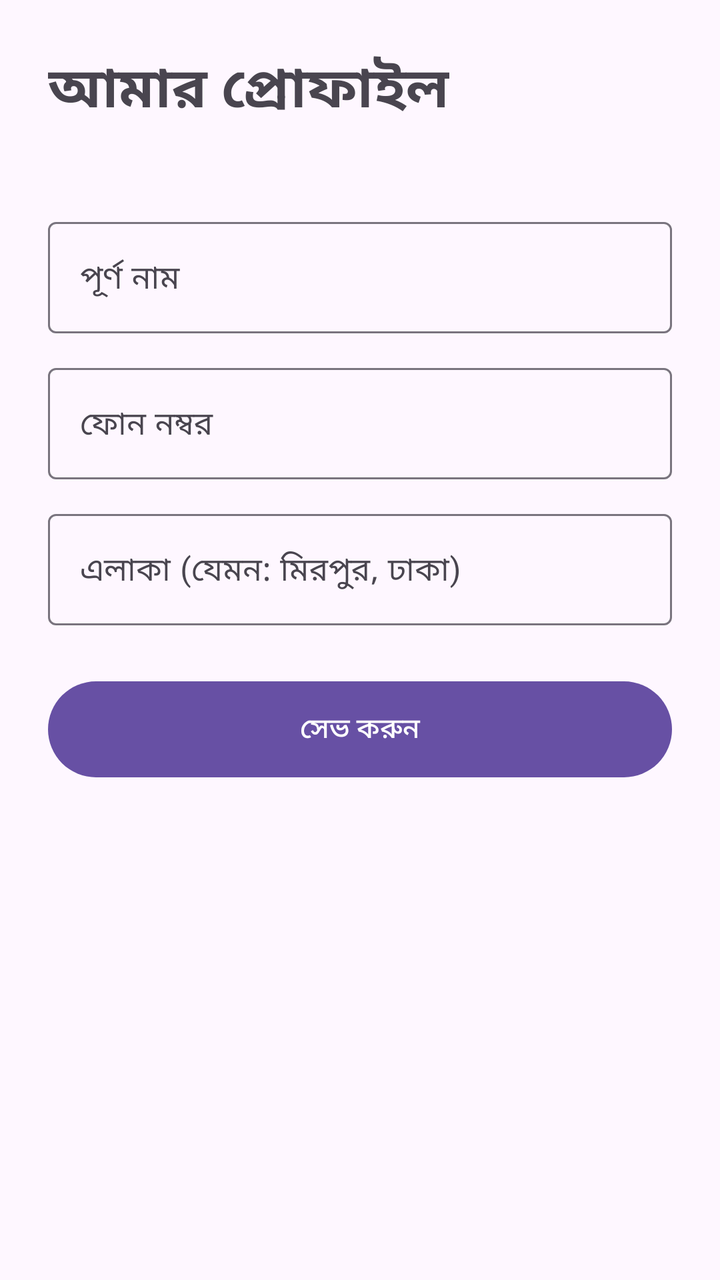
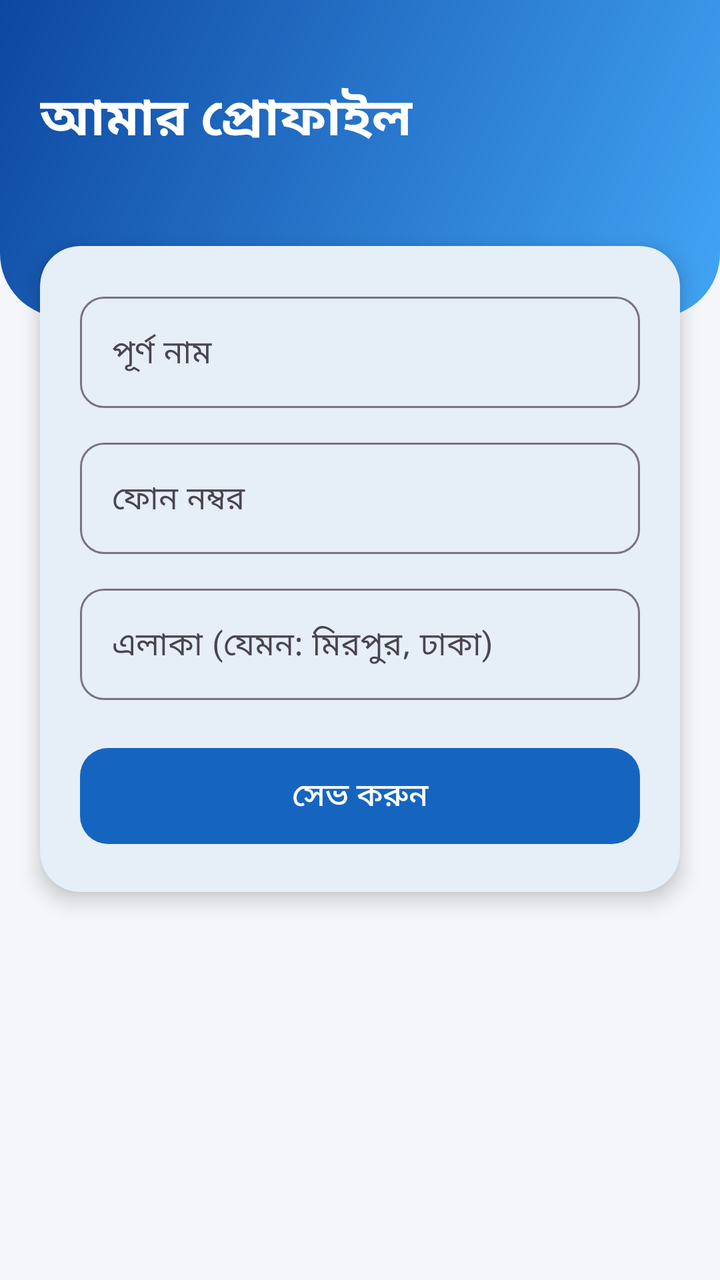

Compare the two renders of this Android layout. The source of the first and the diff that turns it into the second are given below.
<!-- AndroidManifest.xml: application theme Theme.TuitionFinder -->
<!-- res/layout/activity_profile.xml -->
<?xml version="1.0" encoding="utf-8"?>
<ScrollView xmlns:android="http://schemas.android.com/apk/res/android"
    xmlns:app="http://schemas.android.com/apk/res-auto"
    android:layout_width="match_parent"
    android:layout_height="match_parent"
    android:fillViewport="true">

    <LinearLayout
        android:layout_width="match_parent"
        android:layout_height="wrap_content"
        android:orientation="vertical"
        android:padding="24dp">

        <TextView
            android:id="@+id/tvTitle"
            android:layout_width="wrap_content"
            android:layout_height="wrap_content"
            android:text="আমার প্রোফাইল"
            android:textSize="28sp"
            android:textStyle="bold" />

        <TextView
            android:id="@+id/tvRoleInfo"
            android:layout_width="wrap_content"
            android:layout_height="wrap_content"
            android:layout_marginTop="4dp"
            android:layout_marginBottom="16dp"
            android:textSize="15sp" />

        <TextView
            android:id="@+id/tvRating"
            android:layout_width="wrap_content"
            android:layout_height="wrap_content"
            android:layout_marginBottom="12dp"
            android:textColor="#EF6C00"
            android:textSize="16sp"
            android:textStyle="bold"
            android:visibility="gone" />

        

        <com.google.android.material.textfield.TextInputLayout
            android:layout_width="match_parent"
            android:layout_height="wrap_content"
            android:hint="পূর্ণ নাম">

            <com.google.android.material.textfield.TextInputEditText
                android:id="@+id/etName"
                android:layout_width="match_parent"
                android:layout_height="wrap_content"
                android:inputType="textPersonName" />
        </com.google.android.material.textfield.TextInputLayout>

        <com.google.android.material.textfield.TextInputLayout
            android:layout_width="match_parent"
            android:layout_height="wrap_content"
            android:layout_marginTop="12dp"
            android:hint="ফোন নম্বর">

            <com.google.android.material.textfield.TextInputEditText
                android:id="@+id/etPhone"
                android:layout_width="match_parent"
                android:layout_height="wrap_content"
                android:inputType="phone" />
        </com.google.android.material.textfield.TextInputLayout>

        <com.google.android.material.textfield.TextInputLayout
            android:layout_width="match_parent"
            android:layout_height="wrap_content"
            android:layout_marginTop="12dp"
            android:hint="এলাকা (যেমন: মিরপুর, ঢাকা)">

            <com.google.android.material.textfield.TextInputEditText
                android:id="@+id/etArea"
                android:layout_width="match_parent"
                android:layout_height="wrap_content"
                android:inputType="text" />
        </com.google.android.material.textfield.TextInputLayout>

        

        <LinearLayout
            android:id="@+id/layoutTutor"
            android:layout_width="match_parent"
            android:layout_height="wrap_content"
            android:orientation="vertical"
            android:visibility="gone">

            <TextView
                android:layout_width="wrap_content"
                android:layout_height="wrap_content"
                android:layout_marginTop="16dp"
                android:text="জেন্ডার"
                android:textSize="16sp" />

            <RadioGroup
                android:id="@+id/rgGender"
                android:layout_width="match_parent"
                android:layout_height="wrap_content"
                android:orientation="horizontal">

                <RadioButton
                    android:id="@+id/rbMale"
                    android:layout_width="0dp"
                    android:layout_height="wrap_content"
                    android:layout_weight="1"
                    android:checked="true"
                    android:text="পুরুষ" />

                <RadioButton
                    android:id="@+id/rbFemale"
                    android:layout_width="0dp"
                    android:layout_height="wrap_content"
                    android:layout_weight="1"
                    android:text="মহিলা" />
            </RadioGroup>

            <com.google.android.material.textfield.TextInputLayout
                android:layout_width="match_parent"
                android:layout_height="wrap_content"
                android:layout_marginTop="8dp"
                android:hint="শিক্ষাগত যোগ্যতা (যেমন: BSc CSE, ঢাকা বিশ্ববিদ্যালয়)">

                <com.google.android.material.textfield.TextInputEditText
                    android:id="@+id/etEducation"
                    android:layout_width="match_parent"
                    android:layout_height="wrap_content"
                    android:inputType="text" />
            </com.google.android.material.textfield.TextInputLayout>

            <com.google.android.material.textfield.TextInputLayout
                android:layout_width="match_parent"
                android:layout_height="wrap_content"
                android:layout_marginTop="12dp"
                android:hint="যেসব বিষয় পড়ান (কমা দিয়ে: গণিত, ইংরেজি, পদার্থ)">

                <com.google.android.material.textfield.TextInputEditText
                    android:id="@+id/etSubjects"
                    android:layout_width="match_parent"
                    android:layout_height="wrap_content"
                    android:inputType="text" />
            </com.google.android.material.textfield.TextInputLayout>

            <com.google.android.material.textfield.TextInputLayout
                android:layout_width="match_parent"
                android:layout_height="wrap_content"
                android:layout_marginTop="12dp"
                android:hint="কোন ক্লাস পড়ান (যেমন: ৬-১০, SSC, HSC)">

                <com.google.android.material.textfield.TextInputEditText
                    android:id="@+id/etClasses"
                    android:layout_width="match_parent"
                    android:layout_height="wrap_content"
                    android:inputType="text" />
            </com.google.android.material.textfield.TextInputLayout>

            <com.google.android.material.textfield.TextInputLayout
                android:layout_width="match_parent"
                android:layout_height="wrap_content"
                android:layout_marginTop="12dp"
                android:hint="অভিজ্ঞতা (কত বছর)">

                <com.google.android.material.textfield.TextInputEditText
                    android:id="@+id/etExperience"
                    android:layout_width="match_parent"
                    android:layout_height="wrap_content"
                    android:inputType="number" />
            </com.google.android.material.textfield.TextInputLayout>

            <com.google.android.material.textfield.TextInputLayout
                android:layout_width="match_parent"
                android:layout_height="wrap_content"
                android:layout_marginTop="12dp"
                android:hint="প্রত্যাশিত মাসিক বেতন (টাকা)">

                <com.google.android.material.textfield.TextInputEditText
                    android:id="@+id/etSalary"
                    android:layout_width="match_parent"
                    android:layout_height="wrap_content"
                    android:inputType="number" />
            </com.google.android.material.textfield.TextInputLayout>

            <com.google.android.material.textfield.TextInputLayout
                android:layout_width="match_parent"
                android:layout_height="wrap_content"
                android:layout_marginTop="12dp"
                android:hint="নিজের সম্পর্কে কিছু লিখুন">

                <com.google.android.material.textfield.TextInputEditText
                    android:id="@+id/etBio"
                    android:layout_width="match_parent"
                    android:layout_height="wrap_content"
                    android:gravity="top"
                    android:inputType="textMultiLine"
                    android:minLines="3" />
            </com.google.android.material.textfield.TextInputLayout>
        </LinearLayout>

        <Button
            android:id="@+id/btnSave"
            android:layout_width="match_parent"
            android:layout_height="56dp"
            android:layout_marginTop="24dp"
            android:text="সেভ করুন" />

        <ProgressBar
            android:id="@+id/progressBar"
            android:layout_width="wrap_content"
            android:layout_height="wrap_content"
            android:layout_gravity="center_horizontal"
            android:layout_marginTop="16dp"
            android:visibility="gone" />
    </LinearLayout>
</ScrollView>
<!-- resources referenced by this layout -->
<resources>
  <style name="Theme.TuitionFinder" parent="Base.Theme.TuitionFinder" />
  <style name="Base.Theme.TuitionFinder" parent="Theme.Material3.DayNight.NoActionBar">
          
          
      </style>
</resources>

<!-- the commit's change to res/layout/activity_profile.xml (unified diff, before → after) -->
@@ -3,212 +3,281 @@
     xmlns:app="http://schemas.android.com/apk/res-auto"
     android:layout_width="match_parent"
     android:layout_height="match_parent"
+    android:background="@color/background"
     android:fillViewport="true">
 
     <LinearLayout
         android:layout_width="match_parent"
         android:layout_height="wrap_content"
-        android:orientation="vertical"
-        android:padding="24dp">
-
-        <TextView
-            android:id="@+id/tvTitle"
-            android:layout_width="wrap_content"
-            android:layout_height="wrap_content"
-            android:text="আমার প্রোফাইল"
-            android:textSize="28sp"
-            android:textStyle="bold" />
-
-        <TextView
-            android:id="@+id/tvRoleInfo"
-            android:layout_width="wrap_content"
-            android:layout_height="wrap_content"
-            android:layout_marginTop="4dp"
-            android:layout_marginBottom="16dp"
-            android:textSize="15sp" />
-
-        <TextView
-            android:id="@+id/tvRating"
-            android:layout_width="wrap_content"
-            android:layout_height="wrap_content"
-            android:layout_marginBottom="12dp"
-            android:textColor="#EF6C00"
-            android:textSize="16sp"
-            android:textStyle="bold"
-            android:visibility="gone" />
-
-        
-
-        <com.google.android.material.textfield.TextInputLayout
+        android:orientation="vertical">
+
+        <LinearLayout
             android:layout_width="match_parent"
             android:layout_height="wrap_content"
-            android:hint="পূর্ণ নাম">
-
-            <com.google.android.material.textfield.TextInputEditText
-                android:id="@+id/etName"
-                android:layout_width="match_parent"
-                android:layout_height="wrap_content"
-                android:inputType="textPersonName" />
-        </com.google.android.material.textfield.TextInputLayout>
-
-        <com.google.android.material.textfield.TextInputLayout
+            android:background="@drawable/bg_header"
+            android:orientation="vertical"
+            android:paddingStart="20dp"
+            android:paddingTop="40dp"
+            android:paddingEnd="20dp"
+            android:paddingBottom="56dp">
+
+            <TextView
+                android:id="@+id/tvTitle"
+                android:layout_width="wrap_content"
+                android:layout_height="wrap_content"
+                android:text="আমার প্রোফাইল"
+                android:textColor="@color/white"
+                android:textSize="26sp"
+                android:textStyle="bold" />
+
+            <TextView
+                android:id="@+id/tvRoleInfo"
+                android:layout_width="wrap_content"
+                android:layout_height="wrap_content"
+                android:layout_marginTop="4dp"
+                android:textColor="#E3F2FD"
+                android:textSize="15sp" />
+
+            <TextView
+                android:id="@+id/tvRating"
+                android:layout_width="wrap_content"
+                android:layout_height="wrap_content"
+                android:layout_marginTop="6dp"
+                android:textColor="#FFE082"
+                android:textSize="16sp"
+                android:textStyle="bold"
+                android:visibility="gone" />
+        </LinearLayout>
+
+        <com.google.android.material.card.MaterialCardView
             android:layout_width="match_parent"
             android:layout_height="wrap_content"
-            android:layout_marginTop="12dp"
-            android:hint="ফোন নম্বর">
-
-            <com.google.android.material.textfield.TextInputEditText
-                android:id="@+id/etPhone"
+            android:layout_marginStart="20dp"
+            android:layout_marginTop="-36dp"
+            android:layout_marginEnd="20dp"
+            android:layout_marginBottom="24dp"
+            app:cardBackgroundColor="@color/white"
+            app:cardCornerRadius="20dp"
+            app:cardElevation="6dp"
+            app:strokeWidth="0dp">
+
+            <LinearLayout
                 android:layout_width="match_parent"
                 android:layout_height="wrap_content"
-                android:inputType="phone" />
-        </com.google.android.material.textfield.TextInputLayout>
-
-        <com.google.android.material.textfield.TextInputLayout
-            android:layout_width="match_parent"
-            android:layout_height="wrap_content"
-            android:layout_marginTop="12dp"
-            android:hint="এলাকা (যেমন: মিরপুর, ঢাকা)">
-
-            <com.google.android.material.textfield.TextInputEditText
-                android:id="@+id/etArea"
-                android:layout_width="match_parent"
-                android:layout_height="wrap_content"
-                android:inputType="text" />
-        </com.google.android.material.textfield.TextInputLayout>
-
-        
-
-        <LinearLayout
-            android:id="@+id/layoutTutor"
-            android:layout_width="match_parent"
-            android:layout_height="wrap_content"
-            android:orientation="vertical"
-            android:visibility="gone">
-
-            <TextView
-                android:layout_width="wrap_content"
-                android:layout_height="wrap_content"
-                android:layout_marginTop="16dp"
-                android:text="জেন্ডার"
-                android:textSize="16sp" />
-
-            <RadioGroup
-                android:id="@+id/rgGender"
-                android:layout_width="match_parent"
-                android:layout_height="wrap_content"
-                android:orientation="horizontal">
-
-                <RadioButton
-                    android:id="@+id/rbMale"
-                    android:layout_width="0dp"
-                    android:layout_height="wrap_content"
-                    android:layout_weight="1"
-                    android:checked="true"
-                    android:text="পুরুষ" />
-
-                <RadioButton
-                    android:id="@+id/rbFemale"
-                    android:layout_width="0dp"
-                    android:layout_height="wrap_content"
-                    android:layout_weight="1"
-                    android:text="মহিলা" />
-            </RadioGroup>
-
-            <com.google.android.material.textfield.TextInputLayout
-                android:layout_width="match_parent"
-                android:layout_height="wrap_content"
-                android:layout_marginTop="8dp"
-                android:hint="শিক্ষাগত যোগ্যতা (যেমন: BSc CSE, ঢাকা বিশ্ববিদ্যালয়)">
-
-                <com.google.android.material.textfield.TextInputEditText
-                    android:id="@+id/etEducation"
-                    android:layout_width="match_parent"
-                    android:layout_height="wrap_content"
-                    android:inputType="text" />
-            </com.google.android.material.textfield.TextInputLayout>
-
-            <com.google.android.material.textfield.TextInputLayout
-                android:layout_width="match_parent"
-                android:layout_height="wrap_content"
-                android:layout_marginTop="12dp"
-                android:hint="যেসব বিষয় পড়ান (কমা দিয়ে: গণিত, ইংরেজি, পদার্থ)">
-
-                <com.google.android.material.textfield.TextInputEditText
-                    android:id="@+id/etSubjects"
-                    android:layout_width="match_parent"
-                    android:layout_height="wrap_content"
-                    android:inputType="text" />
-            </com.google.android.material.textfield.TextInputLayout>
-
-            <com.google.android.material.textfield.TextInputLayout
-                android:layout_width="match_parent"
-                android:layout_height="wrap_content"
-                android:layout_marginTop="12dp"
-                android:hint="কোন ক্লাস পড়ান (যেমন: ৬-১০, SSC, HSC)">
-
-                <com.google.android.material.textfield.TextInputEditText
-                    android:id="@+id/etClasses"
-                    android:layout_width="match_parent"
-                    android:layout_height="wrap_content"
-                    android:inputType="text" />
-            </com.google.android.material.textfield.TextInputLayout>
-
-            <com.google.android.material.textfield.TextInputLayout
-                android:layout_width="match_parent"
-                android:layout_height="wrap_content"
-                android:layout_marginTop="12dp"
-                android:hint="অভিজ্ঞতা (কত বছর)">
-
-                <com.google.android.material.textfield.TextInputEditText
-                    android:id="@+id/etExperience"
-                    android:layout_width="match_parent"
-                    android:layout_height="wrap_content"
-                    android:inputType="number" />
-            </com.google.android.material.textfield.TextInputLayout>
-
-            <com.google.android.material.textfield.TextInputLayout
-                android:layout_width="match_parent"
-                android:layout_height="wrap_content"
-                android:layout_marginTop="12dp"
-                android:hint="প্রত্যাশিত মাসিক বেতন (টাকা)">
-
-                <com.google.android.material.textfield.TextInputEditText
-                    android:id="@+id/etSalary"
-                    android:layout_width="match_parent"
-                    android:layout_height="wrap_content"
-                    android:inputType="number" />
-            </com.google.android.material.textfield.TextInputLayout>
-
-            <com.google.android.material.textfield.TextInputLayout
-                android:layout_width="match_parent"
-                android:layout_height="wrap_content"
-                android:layout_marginTop="12dp"
-                android:hint="নিজের সম্পর্কে কিছু লিখুন">
-
-                <com.google.android.material.textfield.TextInputEditText
-                    android:id="@+id/etBio"
-                    android:layout_width="match_parent"
-                    android:layout_height="wrap_content"
-                    android:gravity="top"
-                    android:inputType="textMultiLine"
-                    android:minLines="3" />
-            </com.google.android.material.textfield.TextInputLayout>
-        </LinearLayout>
-
-        <Button
-            android:id="@+id/btnSave"
-            android:layout_width="match_parent"
-            android:layout_height="56dp"
-            android:layout_marginTop="24dp"
-            android:text="সেভ করুন" />
-
-        <ProgressBar
-            android:id="@+id/progressBar"
-            android:layout_width="wrap_content"
-            android:layout_height="wrap_content"
-            android:layout_gravity="center_horizontal"
-            android:layout_marginTop="16dp"
-            android:visibility="gone" />
+                android:orientation="vertical"
+                android:padding="20dp">
+
+                <com.google.android.material.textfield.TextInputLayout
+                    android:layout_width="match_parent"
+                    android:layout_height="wrap_content"
+                    android:hint="পূর্ণ নাম"
+                    app:boxCornerRadiusBottomEnd="12dp"
+                    app:boxCornerRadiusBottomStart="12dp"
+                    app:boxCornerRadiusTopEnd="12dp"
+                    app:boxCornerRadiusTopStart="12dp">
+
+                    <com.google.android.material.textfield.TextInputEditText
+                        android:id="@+id/etName"
+                        android:layout_width="match_parent"
+                        android:layout_height="wrap_content"
+                        android:inputType="textPersonName" />
+                </com.google.android.material.textfield.TextInputLayout>
+
+                <com.google.android.material.textfield.TextInputLayout
+                    android:layout_width="match_parent"
+                    android:layout_height="wrap_content"
+                    android:layout_marginTop="12dp"
+                    android:hint="ফোন নম্বর"
+                    app:boxCornerRadiusBottomEnd="12dp"
+                    app:boxCornerRadiusBottomStart="12dp"
+                    app:boxCornerRadiusTopEnd="12dp"
+                    app:boxCornerRadiusTopStart="12dp">
+
+                    <com.google.android.material.textfield.TextInputEditText
+                        android:id="@+id/etPhone"
+                        android:layout_width="match_parent"
+                        android:layout_height="wrap_content"
+                        android:inputType="phone" />
+                </com.google.android.material.textfield.TextInputLayout>
+
+                <com.google.android.material.textfield.TextInputLayout
+                    android:layout_width="match_parent"
+                    android:layout_height="wrap_content"
+                    android:layout_marginTop="12dp"
+                    android:hint="এলাকা (যেমন: মিরপুর, ঢাকা)"
+                    app:boxCornerRadiusBottomEnd="12dp"
+                    app:boxCornerRadiusBottomStart="12dp"
+                    app:boxCornerRadiusTopEnd="12dp"
+                    app:boxCornerRadiusTopStart="12dp">
+
+                    <com.google.android.material.textfield.TextInputEditText
+                        android:id="@+id/etArea"
+                        android:layout_width="match_parent"
+                        android:layout_height="wrap_content"
+                        android:inputType="text" />
+                </com.google.android.material.textfield.TextInputLayout>
+
+                
+                <LinearLayout
+                    android:id="@+id/layoutTutor"
+                    android:layout_width="match_parent"
+                    android:layout_height="wrap_content"
+                    android:orientation="vertical"
+                    android:visibility="gone">
+
+                    <TextView
+                        android:layout_width="wrap_content"
+                        android:layout_height="wrap_content"
+                        android:layout_marginTop="16dp"
+                        android:text="জেন্ডার"
+                        android:textColor="@color/text_dark"
+                        android:textSize="16sp"
+                        android:textStyle="bold" />
+
+                    <RadioGroup
+                        android:id="@+id/rgGender"
+                        android:layout_width="match_parent"
+                        android:layout_height="wrap_content"
+                        android:orientation="horizontal">
+
+                        <RadioButton
+                            android:id="@+id/rbMale"
+                            android:layout_width="0dp"
+                            android:layout_height="wrap_content"
+                            android:layout_weight="1"
+                            android:checked="true"
+                            android:text="পুরুষ" />
+
+                        <RadioButton
+                            android:id="@+id/rbFemale"
+                            android:layout_width="0dp"
+                            android:layout_height="wrap_content"
+                            android:layout_weight="1"
+                            android:text="মহিলা" />
+                    </RadioGroup>
+
+                    <com.google.android.material.textfield.TextInputLayout
+                        android:layout_width="match_parent"
+                        android:layout_height="wrap_content"
+                        android:layout_marginTop="8dp"
+                        android:hint="শিক্ষাগত যোগ্যতা (যেমন: BSc CSE, ঢাবি)"
+                        app:boxCornerRadiusBottomEnd="12dp"
+                        app:boxCornerRadiusBottomStart="12dp"
+                        app:boxCornerRadiusTopEnd="12dp"
+                        app:boxCornerRadiusTopStart="12dp">
+
+                        <com.google.android.material.textfield.TextInputEditText
+                            android:id="@+id/etEducation"
+                            android:layout_width="match_parent"
+                            android:layout_height="wrap_content"
+                            android:inputType="text" />
+                    </com.google.android.material.textfield.TextInputLayout>
+
+                    <com.google.android.material.textfield.TextInputLayout
+                        android:layout_width="match_parent"
+                        android:layout_height="wrap_content"
+                        android:layout_marginTop="12dp"
+                        android:hint="বিষয় (কমা দিয়ে: গণিত, ইংরেজি)"
+                        app:boxCornerRadiusBottomEnd="12dp"
+                        app:boxCornerRadiusBottomStart="12dp"
+                        app:boxCornerRadiusTopEnd="12dp"
+                        app:boxCornerRadiusTopStart="12dp">
+
+                        <com.google.android.material.textfield.TextInputEditText
+                            android:id="@+id/etSubjects"
+                            android:layout_width="match_parent"
+                            android:layout_height="wrap_content"
+                            android:inputType="text" />
+                    </com.google.android.material.textfield.TextInputLayout>
+
+                    <com.google.android.material.textfield.TextInputLayout
+                        android:layout_width="match_parent"
+                        android:layout_height="wrap_content"
+                        android:layout_marginTop="12dp"
+                        android:hint="কোন ক্লাস পড়ান (যেমন: ৬-১০, SSC)"
+                        app:boxCornerRadiusBottomEnd="12dp"
+                        app:boxCornerRadiusBottomStart="12dp"
+                        app:boxCornerRadiusTopEnd="12dp"
+                        app:boxCornerRadiusTopStart="12dp">
+
+                        <com.google.android.material.textfield.TextInputEditText
+                            android:id="@+id/etClasses"
+                            android:layout_width="match_parent"
+                            android:layout_height="wrap_content"
+                            android:inputType="text" />
+                    </com.google.android.material.textfield.TextInputLayout>
+
+                    <com.google.android.material.textfield.TextInputLayout
+                        android:layout_width="match_parent"
+                        android:layout_height="wrap_content"
+                        android:layout_marginTop="12dp"
+                        android:hint="অভিজ্ঞতা (কত বছর)"
+                        app:boxCornerRadiusBottomEnd="12dp"
+                        app:boxCornerRadiusBottomStart="12dp"
+                        app:boxCornerRadiusTopEnd="12dp"
+                        app:boxCornerRadiusTopStart="12dp">
+
+                        <com.google.android.material.textfield.TextInputEditText
+                            android:id="@+id/etExperience"
+                            android:layout_width="match_parent"
+                            android:layout_height="wrap_content"
+                            android:inputType="number" />
+                    </com.google.android.material.textfield.TextInputLayout>
+
+                    <com.google.android.material.textfield.TextInputLayout
+                        android:layout_width="match_parent"
+                        android:layout_height="wrap_content"
+                        android:layout_marginTop="12dp"
+                        android:hint="প্রত্যাশিত মাসিক বেতন (টাকা)"
+                        app:boxCornerRadiusBottomEnd="12dp"
+                        app:boxCornerRadiusBottomStart="12dp"
+                        app:boxCornerRadiusTopEnd="12dp"
+                        app:boxCornerRadiusTopStart="12dp">
+
+                        <com.google.android.material.textfield.TextInputEditText
+                            android:id="@+id/etSalary"
+                            android:layout_width="match_parent"
+                            android:layout_height="wrap_content"
+                            android:inputType="number" />
+                    </com.google.android.material.textfield.TextInputLayout>
+
+                    <com.google.android.material.textfield.TextInputLayout
+                        android:layout_width="match_parent"
+                        android:layout_height="wrap_content"
+                        android:layout_marginTop="12dp"
+                        android:hint="নিজের সম্পর্কে কিছু লিখুন"
+                        app:boxCornerRadiusBottomEnd="12dp"
+                        app:boxCornerRadiusBottomStart="12dp"
+                        app:boxCornerRadiusTopEnd="12dp"
+                        app:boxCornerRadiusTopStart="12dp">
+
+                        <com.google.android.material.textfield.TextInputEditText
+                            android:id="@+id/etBio"
+                            android:layout_width="match_parent"
+                            android:layout_height="wrap_content"
+                            android:gravity="top"
+                            android:inputType="textMultiLine"
+                            android:minLines="3" />
+                    </com.google.android.material.textfield.TextInputLayout>
+                </LinearLayout>
+
+                <com.google.android.material.button.MaterialButton
+                    android:id="@+id/btnSave"
+                    android:layout_width="match_parent"
+                    android:layout_height="56dp"
+                    android:layout_marginTop="20dp"
+                    android:text="সেভ করুন"
+                    android:textSize="16sp"
+                    app:cornerRadius="14dp" />
+
+                <ProgressBar
+                    android:id="@+id/progressBar"
+                    android:layout_width="wrap_content"
+                    android:layout_height="wrap_content"
+                    android:layout_gravity="center_horizontal"
+                    android:layout_marginTop="12dp"
+                    android:visibility="gone" />
+            </LinearLayout>
+        </com.google.android.material.card.MaterialCardView>
     </LinearLayout>
 </ScrollView>
<!-- resource entries referenced after the edit -->
@@ -1,9 +1,34 @@
 <!-- resources referenced by this layout -->
 <resources>
+  <color name="background">#F4F6FA</color>
+  <color name="text_dark">#1F2933</color>
+  <color name="white">#FFFFFF</color>
+  <!-- drawable bg_header (drawable) -->
+  <?xml version="1.0" encoding="utf-8"?>
+  <shape xmlns:android="http://schemas.android.com/apk/res/android"
+      android:shape="rectangle">
+      <gradient
+          android:angle="315"
+          android:endColor="@color/primary_light"
+          android:startColor="@color/primary_dark" />
+      <corners
+          android:bottomLeftRadius="32dp"
+          android:bottomRightRadius="32dp" />
+  </shape>
   <style name="Theme.TuitionFinder" parent="Base.Theme.TuitionFinder" />
-  <style name="Base.Theme.TuitionFinder" parent="Theme.Material3.DayNight.NoActionBar">
-          
-          
+  <color name="primary_light">#42A5F5</color>
+  <color name="primary_dark">#0D47A1</color>
+  <style name="Base.Theme.TuitionFinder" parent="Theme.Material3.Light.NoActionBar">
+          <item name="colorPrimary">@color/primary</item>
+          <item name="colorOnPrimary">@color/white</item>
+          <item name="colorSecondary">@color/accent</item>
+          <item name="android:colorBackground">@color/background</item>
+          <item name="colorSurface">@color/white</item>
+          <item name="android:textColorPrimary">@color/text_dark</item>
+          <item name="android:statusBarColor">@color/primary_dark</item>
+          <item name="android:windowLightStatusBar">false</item>
       </style>
+  <color name="primary">#1565C0</color>
+  <color name="accent">#FF9800</color>
 </resources>
 
